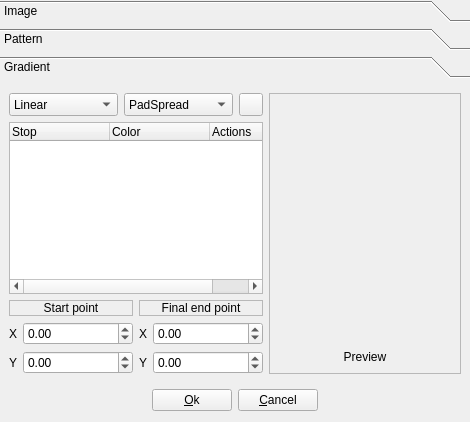
The window that brusheditor.ui (qmc2/qmc2-mame-fe) describes before a commit, drawn with Qt 5.
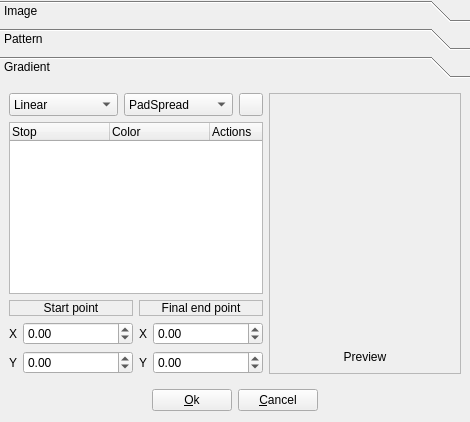
The same window after the commit. The open tabs and pages were chosen to show the change. Icons and pictures are not drawn.

Patch:
```diff
--- a/brusheditor.ui
+++ b/brusheditor.ui
@@ -500,6 +500,9 @@
        </item>
        <item row="1" column="0" colspan="3">
         <widget class="QTreeWidget" name="treeWidgetColorStops">
+         <property name="horizontalScrollBarPolicy">
+          <enum>Qt::ScrollBarAlwaysOff</enum>
+         </property>
          <property name="rootIsDecorated">
           <bool>false</bool>
          </property>
```
Left out of the diff: 2 changed lines with no effect on the pictures.
